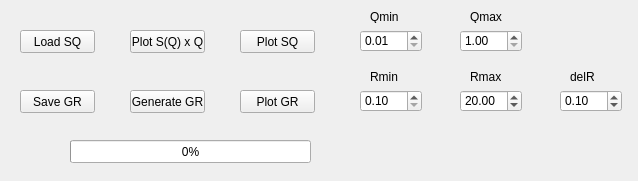
neutrons/addie, file designer/gui_fgr3.ui: the form before one commit.
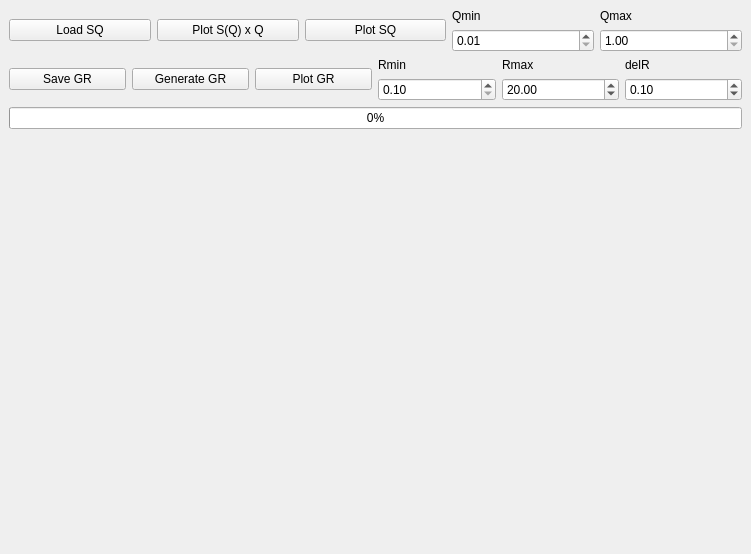
The form after the commit. Icons and pictures are not drawn.

Commit message: Modified interface to make room for new MPLwidget and change layout to allow resizing GUI

Diff of the .ui file:
```diff
--- a/designer/gui_fgr3.ui
+++ b/designer/gui_fgr3.ui
@@ -6,8 +6,8 @@
    <rect>
     <x>0</x>
     <y>0</y>
-    <width>638</width>
-    <height>181</height>
+    <width>751</width>
+    <height>554</height>
    </rect>
   </property>
   <property name="windowTitle">
@@ -21,80 +21,47 @@
    <property name="autoFillBackground">
     <bool>false</bool>
    </property>
+   <layout class="QVBoxLayout" name="verticalLayout_6">
+    <item>
+     <layout class="QHBoxLayout" name="horizontalLayout">
+      <item>
    <widget class="QPushButton" name="btnLoadSQ">
-    <property name="geometry">
-     <rect>
-      <x>20</x>
-      <y>30</y>
-      <width>75</width>
-      <height>23</height>
-     </rect>
-    </property>
     <property name="text">
      <string>Load SQ</string>
     </property>
    </widget>
-   <widget class="QPushButton" name="btnGenerateGR">
-    <property name="geometry">
-     <rect>
-      <x>130</x>
-      <y>90</y>
-      <width>75</width>
-      <height>23</height>
-     </rect>
+      </item>
+      <item>
+       <widget class="QPushButton" name="btnPlotQSQ">
+        <property name="sizePolicy">
+         <sizepolicy hsizetype="Preferred" vsizetype="Fixed">
+          <horstretch>0</horstretch>
+          <verstretch>0</verstretch>
+         </sizepolicy>
     </property>
     <property name="text">
-     <string>Generate GR</string>
-    </property>
-   </widget>
-   <widget class="QPushButton" name="btnSaveGR">
-    <property name="geometry">
-     <rect>
-      <x>20</x>
-      <y>90</y>
-      <width>75</width>
-      <height>23</height>
-     </rect>
-    </property>
-    <property name="text">
-     <string>Save GR</string>
-    </property>
-   </widget>
-   <widget class="QPushButton" name="btnPlotGR">
-    <property name="geometry">
-     <rect>
-      <x>240</x>
-      <y>90</y>
-      <width>75</width>
-      <height>23</height>
-     </rect>
-    </property>
-    <property name="text">
-     <string>Plot GR</string>
-    </property>
-   </widget>
+         <string>Plot S(Q) x Q</string>
+        </property>
+       </widget>
+      </item>
+      <item>
    <widget class="QPushButton" name="btnPlotSQ">
-    <property name="geometry">
-     <rect>
-      <x>240</x>
-      <y>30</y>
-      <width>75</width>
-      <height>23</height>
-     </rect>
-    </property>
     <property name="text">
      <string>Plot SQ</string>
     </property>
    </widget>
+      </item>
+      <item>
+       <layout class="QVBoxLayout" name="verticalLayout">
+        <item>
+         <widget class="QLabel" name="labelQmin">
+          <property name="text">
+           <string>Qmin</string>
+          </property>
+         </widget>
+        </item>
+        <item>
    <widget class="QDoubleSpinBox" name="doubleSpinBoxQmin">
-    <property name="geometry">
-     <rect>
-      <x>360</x>
-      <y>30</y>
-      <width>62</width>
-      <height>22</height>
-     </rect>
-    </property>
     <property name="minimum">
      <double>0.010000000000000</double>
     </property>
@@ -105,15 +72,20 @@
      <double>0.010000000000000</double>
     </property>
    </widget>
+        </item>
+       </layout>
+      </item>
+      <item>
+       <layout class="QVBoxLayout" name="verticalLayout_2">
+        <item>
+         <widget class="QLabel" name="labelQmax">
+          <property name="text">
+           <string>Qmax</string>
+          </property>
+         </widget>
+        </item>
+        <item>
    <widget class="QDoubleSpinBox" name="doubleSpinBoxQmax">
-    <property name="geometry">
-     <rect>
-      <x>460</x>
-      <y>30</y>
-      <width>62</width>
-      <height>22</height>
-     </rect>
-    </property>
     <property name="minimum">
      <double>1.000000000000000</double>
     </property>
@@ -124,15 +96,45 @@
      <double>0.500000000000000</double>
     </property>
    </widget>
+        </item>
+       </layout>
+      </item>
+     </layout>
+    </item>
+    <item>
+     <layout class="QHBoxLayout" name="horizontalLayout_2">
+      <item>
+       <widget class="QPushButton" name="btnSaveGR">
+        <property name="text">
+         <string>Save GR</string>
+        </property>
+       </widget>
+      </item>
+      <item>
+       <widget class="QPushButton" name="btnGenerateGR">
+        <property name="text">
+         <string>Generate GR</string>
+        </property>
+       </widget>
+      </item>
+      <item>
+       <widget class="QPushButton" name="btnPlotGR">
+        <property name="text">
+         <string>Plot GR</string>
+        </property>
+       </widget>
+      </item>
+      <item>
+       <layout class="QVBoxLayout" name="verticalLayout_3">
+        <item>
+         <widget class="QLabel" name="labelRmin">
+          <property name="text">
+           <string>Rmin</string>
+          </property>
+         </widget>
+        </item>
+        <item>
    <widget class="QDoubleSpinBox" name="doubleSpinBoxRmin">
-    <property name="geometry">
-     <rect>
-      <x>360</x>
-      <y>90</y>
-      <width>62</width>
-      <height>22</height>
-     </rect>
-    </property>
     <property name="minimum">
      <double>0.100000000000000</double>
     </property>
@@ -143,15 +145,20 @@
      <double>0.100000000000000</double>
     </property>
    </widget>
+        </item>
+       </layout>
+      </item>
+      <item>
+       <layout class="QVBoxLayout" name="verticalLayout_4">
+        <item>
+         <widget class="QLabel" name="labelRmax">
+          <property name="text">
+           <string>Rmax</string>
+          </property>
+         </widget>
+        </item>
+        <item>
    <widget class="QDoubleSpinBox" name="doubleSpinBoxRmax">
-    <property name="geometry">
-     <rect>
-      <x>460</x>
-      <y>90</y>
-      <width>62</width>
-      <height>22</height>
-     </rect>
-    </property>
     <property name="minimum">
      <double>5.000000000000000</double>
     </property>
@@ -162,125 +169,66 @@
      <double>20.000000000000000</double>
     </property>
    </widget>
-   <widget class="QDoubleSpinBox" name="doubleSpinBoxDelR">
-    <property name="geometry">
-     <rect>
-      <x>560</x>
-      <y>90</y>
-      <width>62</width>
-      <height>22</height>
-     </rect>
-    </property>
-    <property name="minimum">
-     <double>0.010000000000000</double>
-    </property>
-    <property name="maximum">
-     <double>1.000000000000000</double>
-    </property>
-    <property name="singleStep">
-     <double>0.010000000000000</double>
-    </property>
-    <property name="value">
-     <double>0.100000000000000</double>
-    </property>
-   </widget>
-   <widget class="QLabel" name="labelQmin">
-    <property name="geometry">
-     <rect>
-      <x>370</x>
-      <y>10</y>
-      <width>46</width>
-      <height>13</height>
-     </rect>
-    </property>
-    <property name="text">
-     <string>Qmin</string>
-    </property>
-   </widget>
-   <widget class="QLabel" name="labelQmax">
-    <property name="geometry">
-     <rect>
-      <x>470</x>
-      <y>10</y>
-      <width>46</width>
-      <height>13</height>
-     </rect>
-    </property>
-    <property name="text">
-     <string>Qmax</string>
-    </property>
-   </widget>
-   <widget class="QLabel" name="labelRmin">
-    <property name="geometry">
-     <rect>
-      <x>370</x>
-      <y>70</y>
-      <width>46</width>
-      <height>13</height>
-     </rect>
-    </property>
-    <property name="text">
-     <string>Rmin</string>
-    </property>
-   </widget>
-   <widget class="QLabel" name="labelRmax">
-    <property name="geometry">
-     <rect>
-      <x>470</x>
-      <y>70</y>
-      <width>46</width>
-      <height>13</height>
-     </rect>
-    </property>
-    <property name="text">
-     <string>Rmax</string>
-    </property>
-   </widget>
+        </item>
+       </layout>
+      </item>
+      <item>
+       <layout class="QVBoxLayout" name="verticalLayout_5">
+        <item>
    <widget class="QLabel" name="labeldelR">
-    <property name="geometry">
-     <rect>
-      <x>570</x>
-      <y>70</y>
-      <width>46</width>
-      <height>13</height>
-     </rect>
-    </property>
     <property name="text">
      <string>delR</string>
     </property>
    </widget>
+        </item>
+        <item>
+         <widget class="QDoubleSpinBox" name="doubleSpinBoxDelR">
+          <property name="minimum">
+           <double>0.010000000000000</double>
+          </property>
+          <property name="maximum">
+           <double>1.000000000000000</double>
+          </property>
+          <property name="singleStep">
+           <double>0.010000000000000</double>
+          </property>
+          <property name="value">
+           <double>0.100000000000000</double>
+          </property>
+         </widget>
+        </item>
+       </layout>
+      </item>
+     </layout>
+    </item>
+    <item>
    <widget class="QProgressBar" name="progressBar">
-    <property name="geometry">
-     <rect>
-      <x>70</x>
-      <y>140</y>
-      <width>241</width>
-      <height>23</height>
-     </rect>
-    </property>
     <property name="value">
      <number>0</number>
     </property>
    </widget>
-   <widget class="QPushButton" name="btnPlotQSQ">
-    <property name="geometry">
-     <rect>
-      <x>130</x>
-      <y>30</y>
-      <width>75</width>
-      <height>23</height>
-     </rect>
-    </property>
+    </item>
+    <item>
+     <widget class="QWidget" name="widget" native="true">
+      <property name="sizePolicy">
+       <sizepolicy hsizetype="Preferred" vsizetype="Expanding">
+        <horstretch>0</horstretch>
+        <verstretch>0</verstretch>
+       </sizepolicy>
+      </property>
+     </widget>
+    </item>
+    <item>
+     <widget class="QWidget" name="widget_2" native="true">
     <property name="sizePolicy">
-     <sizepolicy hsizetype="Preferred" vsizetype="Fixed">
+       <sizepolicy hsizetype="Preferred" vsizetype="Expanding">
       <horstretch>0</horstretch>
       <verstretch>0</verstretch>
      </sizepolicy>
     </property>
-    <property name="text">
-     <string>Plot S(Q) x Q</string>
-    </property>
-   </widget>
+     </widget>
+    </item>
+   </layout>
   </widget>
  </widget>
  <resources/>
```
Left out of the diff: 2 changed lines with no effect on the pictures. Lines whose indentation alone changed are shown as unchanged.
